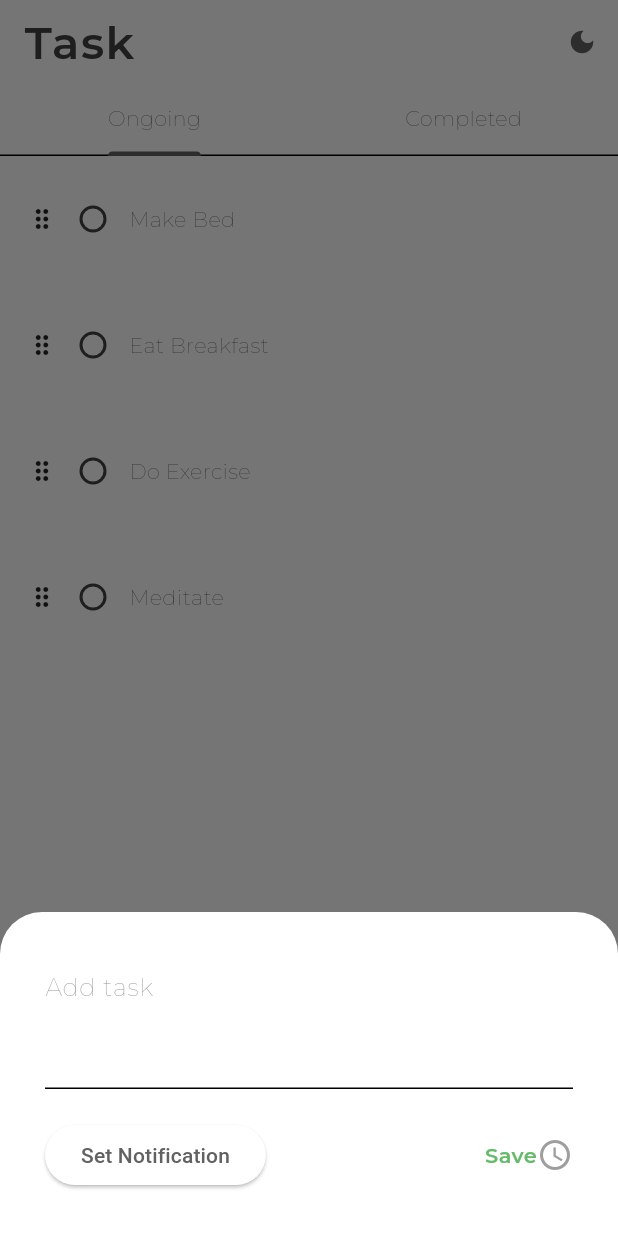
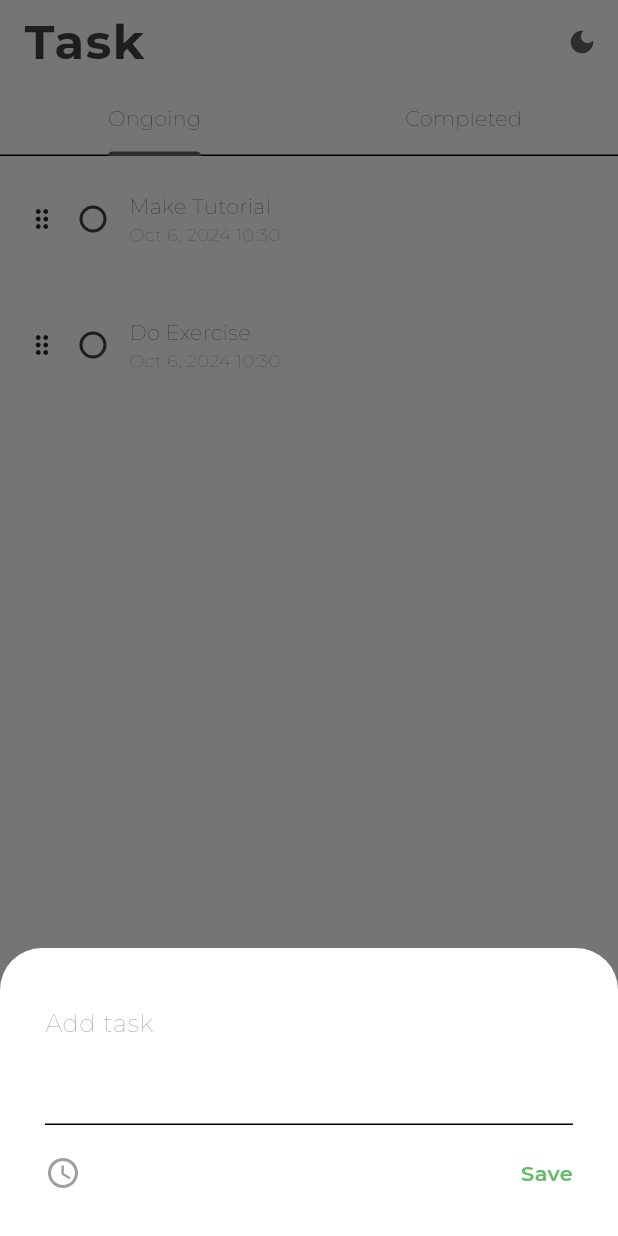
Before and after one commit to HeaLthyDrugs/task, a Flutter app: the screen it shows after launch, after a tap on the "add" icon, on a phone screen of 412 x 824 dp. Run offline on Flutter 3.47's test engine with Material 3 defaults, Android fonts, the phone set to English and light mode, and no system bars; drawn by our look-alikes of flutter_slidable; our stand-ins replace flutter_local_notifications, hive_flutter, lottie, timezone; accounts and stored records are empty; project files that could hold a hidden picture were left out.

Commit message:
Added the date and time functionality

```diff
--- a/lib/data/database.dart
+++ b/lib/data/database.dart
@@ -7,10 +7,8 @@ class ToDoDatabase {
 
   void createInitialData() {
     toDoList = [
-      ["Make Bed", false],
-      ["Eat Breakfast", false],
-      ["Do Exercise", false],
-      ["Meditate", false],
+      ["Make Tutorial", false, DateTime.now()],
+      ["Do Exercise", false, DateTime.now()],
     ];
   }
 
--- a/lib/pages/home_page.dart
+++ b/lib/pages/home_page.dart
@@ -8,6 +8,7 @@ import 'package:todo_app/theme/theme.dart';
 import 'package:todo_app/theme/theme_provider.dart';
 import 'package:todo_app/util/todo_tile.dart';
 import 'package:lottie/lottie.dart';
+import 'package:intl/intl.dart'; // Add this import
 
 class HomePage extends StatefulWidget {
   const HomePage({super.key});
@@ -34,6 +35,23 @@ class _HomePageState extends State<HomePage>
     _tabController = TabController(length: 2, vsync: this);
   }
 
+  void _migrateExistingTasks() {
+    bool needsMigration = false;
+    for (int i = 0; i < db.toDoList.length; i++) {
+      if (db.toDoList[i].length < 3) {
+        db.toDoList[i] = [
+          db.toDoList[i][0],
+          db.toDoList[i][1],
+          DateTime.now(), // Add a default datetime
+        ];
+        needsMigration = true;
+      }
+    }
+    if (needsMigration) {
+      db.updateData();
+    }
+  }
+
   @override
   void dispose() {
     _tabController.dispose();
@@ -43,17 +61,17 @@ class _HomePageState extends State<HomePage>
   final _controller = TextEditingController();
 
   List toDoList = [
-    ["Make nigga recipe", false],
-    ["Buy groceries", false],
-    ["Make dinner", false],
-    ["Go to gym nigga", false],
-    ["Learn flutter", false],
-    ["Take a shower", false],
-    ["Clean house", false],
-    ["Exercise", false],
-    ["Eat healthy", false],
-    ["Sleep well", false],
-    ["Learn to speak Spanish", false],
+    ["Make nigga recipe", false, null],
+    ["Buy groceries", false, null],
+    ["Make dinner", false, null],
+    ["Go to gym nigga", false, null],
+    ["Learn flutter", false, null],
+    ["Take a shower", false, null],
+    ["Clean house", false, null],
+    ["Exercise", false, null],
+    ["Eat healthy", false, null],
+    ["Sleep well", false, null],
+    ["Learn to speak Spanish", false, null],
   ];
 
   void checkBoxChanged(bool? value, int index) {
@@ -72,8 +90,13 @@ class _HomePageState extends State<HomePage>
 
   void saveNewTask() {
     setState(() {
-      db.toDoList.add([_controller.text, false]);
+      db.toDoList.add([
+        _controller.text,
+        false,
+        _selectedDateTime ?? DateTime.now(), // Provide a default value
+      ]);
       _controller.clear();
+      _selectedDateTime = null;
     });
     db.updateData();
   }
@@ -85,6 +108,8 @@ class _HomePageState extends State<HomePage>
       context: context,
       isScrollControlled: true,
       builder: (BuildContext context) {
+        return StatefulBuilder(
+          builder: (BuildContext context, StateSetter setState) {
             return Padding(
               padding: EdgeInsets.only(
                 bottom: MediaQuery.of(context).viewInsets.bottom,
@@ -99,8 +124,8 @@ class _HomePageState extends State<HomePage>
                       controller: _controller,
                       decoration: InputDecoration(
                         hintText: 'Add task',
-                    hintStyle:
-                        TextStyle(color: Colors.grey, fontFamily: 'Montserrat'),
+                        hintStyle: TextStyle(
+                            color: Colors.grey, fontFamily: 'Montserrat'),
                         disabledBorder: OutlineInputBorder(
                           borderSide: BorderSide(
                             width: 1,
@@ -113,15 +138,30 @@ class _HomePageState extends State<HomePage>
                     Row(
                       mainAxisAlignment: MainAxisAlignment.spaceBetween,
                       children: [
-                    // Icon(Icons.access_time, size: 24, color: Colors.grey),
-                    ElevatedButton(
-                        onPressed: () {
-                          NotificationHelper.scheduleNotification(
-                              "Test", "my app notification", 5);
+                        GestureDetector(
+                          onTap: () async {
+                            await _selectDateTime(context);
+                            setState(() {}); // Update the UI
                           },
-                        child: const Text("Set Notification")),
-                    Row(
+                          child: Row(
                             children: [
+                              Icon(Icons.access_time,
+                                  size: 24, color: Colors.grey),
+                              SizedBox(width: 8),
+                              Text(
+                                _selectedDateTime != null
+                                    ? DateFormat('MMM d, y HH:mm')
+                                        .format(_selectedDateTime!)
+                                    : '',
+                                style: TextStyle(
+                                  color: Colors.grey,
+                                  fontFamily: 'Montserrat',
+                                  fontSize: 12,
+                                ),
+                              ),
+                            ],
+                          ),
+                        ),
                         GestureDetector(
                           onTap: () {
                             saveNewTask();
@@ -132,17 +172,17 @@ class _HomePageState extends State<HomePage>
                             style: TextStyle(
                               color: Colors.green.shade400,
                               fontWeight: FontWeight.w600,
-                                fontFamily: 'Montserrat'),
+                              fontFamily: 'Montserrat',
                             ),
                           ),
-                        Icon(Icons.access_time, size: 24, color: Colors.grey),
-                      ],
                         ),
                       ],
                     ),
                   ],
                 ),
               ),
+            );
+          },
         );
       },
     );
@@ -167,9 +207,9 @@ class _HomePageState extends State<HomePage>
           title: Text(
             'Task',
             style: TextStyle(
-                fontWeight: FontWeight.w600,
+                fontWeight: FontWeight.w700,
                 letterSpacing: 1,
-                fontSize: 30,
+                fontSize: 32,
                 fontFamily: 'Montserrat'),
           ),
           backgroundColor: Theme.of(context).colorScheme.surface,
@@ -252,36 +292,56 @@ class _HomePageState extends State<HomePage>
       );
     }
 
+    // Reorderable list view
     return ReorderableListView.builder(
       itemCount: filteredList.length,
       itemBuilder: (context, index) {
+        final task = filteredList[index];
+        final DateTime? taskDateTime = task.length > 2 ? task[2] : null;
+
         return TodoTile(
-          key: ValueKey(filteredList[index]),
-          taskName: filteredList[index][0],
-          taskCompleted: filteredList[index][1],
+          key: ValueKey(db.toDoList
+              .indexOf(task)), // Use the index in the original list as the key
+          taskName: task[0],
+          taskCompleted: task[1],
+          taskDateTime: taskDateTime,
           onChanged: (value) =>
-              checkBoxChanged(value, db.toDoList.indexOf(filteredList[index])),
-          deleteFunction: (context) =>
-              deleteTask(db.toDoList.indexOf(filteredList[index])),
+              checkBoxChanged(value, db.toDoList.indexOf(task)),
+          deleteFunction: (context) => deleteTask(db.toDoList.indexOf(task)),
           index: index,
         );
       },
-      onReorder: (oldIndex, newIndex) {
-        setState(() {
-          if (oldIndex < newIndex) {
-            newIndex -= 1;
-          }
-          final item = filteredList.removeAt(oldIndex);
-          filteredList.insert(newIndex, item);
-
-          // Update the main list to match the new order
-          db.toDoList = [
-            ...db.toDoList.where((task) => task[1] != isCompleted),
-            ...filteredList,
-          ];
-        });
-        db.updateData();
-      },
+      onReorder: onReorder,
     );
   }
+
+  // Select date and time
+  Future<void> _selectDateTime(BuildContext context) async {
+    final DateTime? pickedDate = await showDatePicker(
+      context: context,
+      initialDate: DateTime.now(),
+      firstDate: DateTime.now(),
+      lastDate: DateTime.now().add(const Duration(days: 365)),
+    );
+    if (pickedDate != null) {
+      final TimeOfDay? pickedTime = await showTimePicker(
+        context: context,
+        initialTime: TimeOfDay.now(),
+      );
+      if (pickedTime != null) {
+        setState(() {
+          final DateTime selectedDateTime = DateTime(
+            pickedDate.year,
+            pickedDate.month,
+            pickedDate.day,
+            pickedTime.hour,
+            pickedTime.minute,
+          );
+          _selectedDateTime = selectedDateTime;
+        });
       }
+    }
+  }
+
+  DateTime? _selectedDateTime;
+}
--- a/lib/util/todo_tile.dart
+++ b/lib/util/todo_tile.dart
@@ -1,20 +1,24 @@
 import 'package:flutter/material.dart';
 import 'package:flutter_slidable/flutter_slidable.dart';
+import 'package:intl/intl.dart'; // Add this import
 
 class TodoTile extends StatelessWidget {
   final String taskName;
   final bool taskCompleted;
+  final DateTime? taskDateTime;
   Function(bool?)? onChanged;
   Function(BuildContext)? deleteFunction;
   final int index;
 
-  TodoTile(
-      {super.key,
+  TodoTile({
+    required Key key, // Add this line
     required this.taskName,
     required this.taskCompleted,
+    this.taskDateTime,
     required this.onChanged,
     required this.deleteFunction,
-      required this.index});
+    required this.index,
+  }) : super(key: key); // Add this line
 
   @override
   Widget build(BuildContext context) {
@@ -54,7 +58,10 @@ class TodoTile extends StatelessWidget {
                   borderRadius: BorderRadius.circular(100),
                 ),
               ),
-              // Task name
+              Expanded(
+                child: Column(
+                  crossAxisAlignment: CrossAxisAlignment.start,
+                  children: [
                     Text(
                       taskName,
                       style: TextStyle(
@@ -62,7 +69,23 @@ class TodoTile extends StatelessWidget {
                         decoration: taskCompleted
                             ? TextDecoration.lineThrough
                             : TextDecoration.none,
-                    color: Theme.of(context).colorScheme.primary),
+                        color: Theme.of(context).colorScheme.primary,
+                      ),
+                    ),
+                    if (taskDateTime != null)
+                      Text(
+                        DateFormat('MMM d, y HH:mm').format(taskDateTime!),
+                        style: TextStyle(
+                          fontFamily: 'Montserrat',
+                          fontSize: 12,
+                          color: Theme.of(context)
+                              .colorScheme
+                              .primary
+                              .withOpacity(0.7),
+                        ),
+                      ),
+                  ],
+                ),
               ),
             ],
           ),
--- a/pubspec.yaml
+++ b/pubspec.yaml
@@ -54,6 +54,7 @@ dev_dependencies:
   # rules and activating additional ones.
   flutter_lints: ^5.0.0
   flutter_local_notifications:
+  intl:
 
 # For information on the generic Dart part of this file, see the
 # following page: https://dart.dev/tools/pub/pubspec
```
Also changed, not shown: pubspec.lock. Lines whose indentation alone changed are shown as unchanged.
